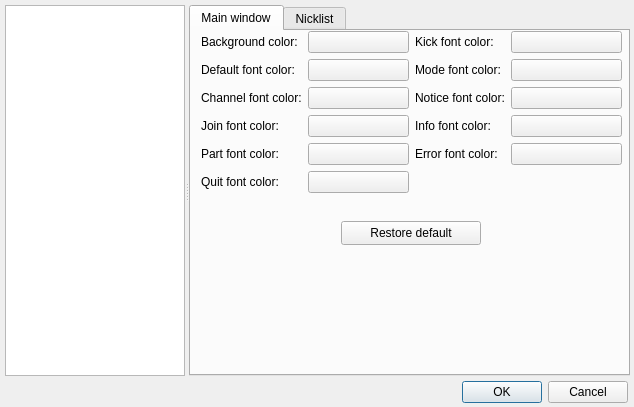
Above: ui/options.ui from gitter-badger/simplechatclient before the change. Below: the same form after it.
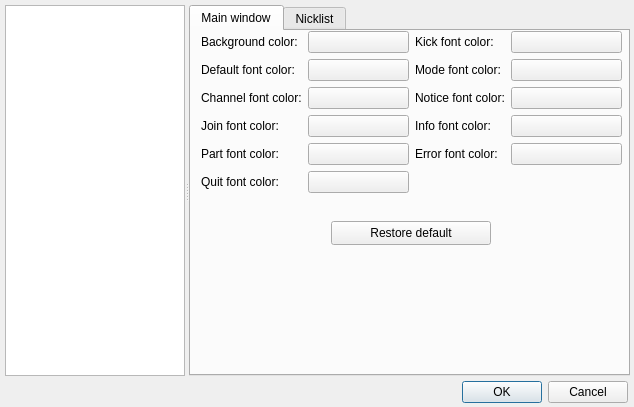
That is the form after the change. The open tabs and pages were chosen to show the change. Icons and pictures are not drawn.

Diff of the .ui file:
```diff
--- a/ui/options.ui
+++ b/ui/options.ui
@@ -715,9 +715,9 @@
        <widget class="QPushButton" name="pushButton_mainwindow_restore_default">
         <property name="geometry">
          <rect>
-          <x>150</x>
+          <x>140</x>
           <y>190</y>
-          <width>140</width>
+          <width>160</width>
           <height>24</height>
          </rect>
         </property>
```
Left out of the diff: 18 changed lines with no effect on the pictures.
